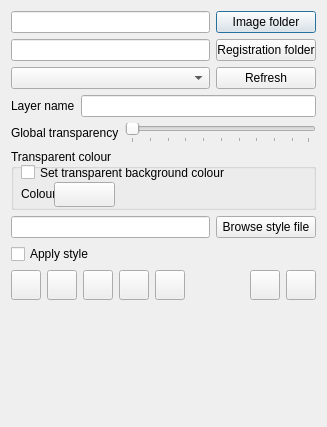
Before: the Qt Designer form ui_mapmashup.ui in FieldStudiesCouncil/QGIS-Biological-Recording-Tools, drawn with Qt 5.
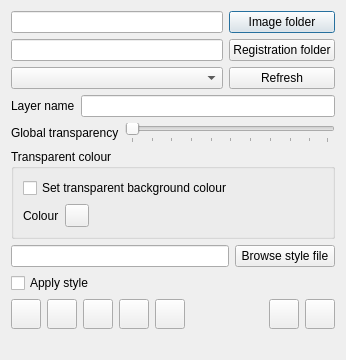
After: the same form once the commit is applied. Icons and pictures are not drawn. Custom widgets are drawn as their Qt base class.

Commit message: Updated resizing policy of a number of widgets on interfaces.

What changed in the file:
```diff
--- a/ui_mapmashup.ui
+++ b/ui_mapmashup.ui
@@ -6,8 +6,8 @@
    <rect>
     <x>0</x>
     <y>0</y>
-    <width>327</width>
-    <height>427</height>
+    <width>346</width>
+    <height>360</height>
    </rect>
   </property>
   <property name="windowTitle">
@@ -15,31 +15,31 @@
   </property>
   <layout class="QVBoxLayout" name="verticalLayout">
    <item>
-    <layout class="QHBoxLayout" name="hlImageFolder">
-     <item>
+    <layout class="QGridLayout" name="gridLayout">
+     <item row="0" column="0">
       <widget class="QLineEdit" name="leImageFolder">
        <property name="toolTip">
         <string>Path of folder for temp image files</string>
        </property>
       </widget>
      </item>
-     <item>
+     <item row="0" column="1">
       <widget class="QPushButton" name="butBrowseImg">
        <property name="sizePolicy">
-        <sizepolicy hsizetype="Fixed" vsizetype="Fixed">
+        <sizepolicy hsizetype="Minimum" vsizetype="Fixed">
          <horstretch>0</horstretch>
          <verstretch>0</verstretch>
         </sizepolicy>
        </property>
        <property name="minimumSize">
         <size>
-         <width>100</width>
+         <width>0</width>
          <height>0</height>
         </size>
        </property>
        <property name="maximumSize">
         <size>
-         <width>100</width>
+         <width>16777215</width>
          <height>16777215</height>
         </size>
        </property>
@@ -51,34 +51,30 @@
        </property>
       </widget>
      </item>
-    </layout>
-   </item>
-   <item>
-    <layout class="QHBoxLayout" name="horizontalLayout_2">
-     <item>
+     <item row="1" column="0">
       <widget class="QLineEdit" name="leRegistrationFolder">
        <property name="toolTip">
         <string>Folder where WLD files are kept</string>
        </property>
       </widget>
      </item>
-     <item>
+     <item row="1" column="1">
       <widget class="QPushButton" name="butBrowseReg">
        <property name="sizePolicy">
-        <sizepolicy hsizetype="MinimumExpanding" vsizetype="Fixed">
+        <sizepolicy hsizetype="Minimum" vsizetype="Fixed">
          <horstretch>0</horstretch>
          <verstretch>0</verstretch>
         </sizepolicy>
        </property>
        <property name="minimumSize">
         <size>
-         <width>100</width>
+         <width>0</width>
          <height>0</height>
         </size>
        </property>
        <property name="maximumSize">
         <size>
-         <width>100</width>
+         <width>16777215</width>
          <height>16777215</height>
         </size>
        </property>
@@ -90,11 +86,7 @@
        </property>
       </widget>
      </item>
-    </layout>
-   </item>
-   <item>
-    <layout class="QHBoxLayout" name="horizontalLayout_5">
-     <item>
+     <item row="2" column="0">
       <widget class="QComboBox" name="cboRegistrations">
        <property name="sizePolicy">
         <sizepolicy hsizetype="Expanding" vsizetype="Fixed">
@@ -107,23 +99,23 @@
        </property>
       </widget>
      </item>
-     <item>
+     <item row="2" column="1">
       <widget class="QPushButton" name="butRefresh">
        <property name="sizePolicy">
-        <sizepolicy hsizetype="MinimumExpanding" vsizetype="Fixed">
+        <sizepolicy hsizetype="Minimum" vsizetype="Fixed">
          <horstretch>0</horstretch>
          <verstretch>0</verstretch>
         </sizepolicy>
        </property>
        <property name="minimumSize">
         <size>
-         <width>100</width>
+         <width>0</width>
          <height>0</height>
         </size>
        </property>
        <property name="maximumSize">
         <size>
-         <width>100</width>
+         <width>16777215</width>
          <height>16777215</height>
         </size>
        </property>
@@ -193,53 +185,43 @@
      <property name="minimumSize">
       <size>
        <width>0</width>
-       <height>61</height>
+       <height>0</height>
       </size>
      </property>
      <property name="maximumSize">
       <size>
-       <width>3000</width>
-       <height>61</height>
+       <width>16777215</width>
+       <height>16777215</height>
       </size>
      </property>
      <property name="title">
       <string>Transparent colour</string>
      </property>
+     <layout class="QVBoxLayout" name="verticalLayout_2">
+      <item>
      <widget class="QCheckBox" name="cbTransparentColour">
-      <property name="geometry">
-       <rect>
-        <x>10</x>
-        <y>15</y>
-        <width>211</width>
-        <height>17</height>
-       </rect>
-      </property>
       <property name="text">
        <string>Set transparent background colour</string>
       </property>
      </widget>
+      </item>
+      <item>
+       <layout class="QHBoxLayout" name="horizontalLayout_2">
+        <item>
      <widget class="QLabel" name="label_3">
-      <property name="geometry">
-       <rect>
-        <x>10</x>
-        <y>35</y>
-        <width>56</width>
-        <height>20</height>
-       </rect>
+          <property name="sizePolicy">
+           <sizepolicy hsizetype="Maximum" vsizetype="Preferred">
+            <horstretch>0</horstretch>
+            <verstretch>0</verstretch>
+           </sizepolicy>
       </property>
       <property name="text">
        <string>Colour</string>
       </property>
      </widget>
+        </item>
+        <item>
      <widget class="QgsColorButton" name="mcbTransparentColour">
-      <property name="geometry">
-       <rect>
-        <x>43</x>
-        <y>33</y>
-        <width>61</width>
-        <height>25</height>
-       </rect>
-      </property>
       <property name="toolTip">
        <string>Use this button to select transparent colour</string>
       </property>
@@ -261,6 +243,36 @@
        </color>
       </property>
      </widget>
+        </item>
+        <item>
+         <spacer name="horizontalSpacer_2">
+          <property name="orientation">
+           <enum>Qt::Horizontal</enum>
+          </property>
+          <property name="sizeHint" stdset="0">
+           <size>
+            <width>40</width>
+            <height>20</height>
+           </size>
+          </property>
+         </spacer>
+        </item>
+       </layout>
+      </item>
+      <item>
+       <spacer name="verticalSpacer_2">
+        <property name="orientation">
+         <enum>Qt::Vertical</enum>
+        </property>
+        <property name="sizeHint" stdset="0">
+         <size>
+          <width>20</width>
+          <height>0</height>
+         </size>
+        </property>
+       </spacer>
+      </item>
+     </layout>
     </widget>
    </item>
    <item>
```
Left out of the diff: 16 changed lines with no effect on the pictures. Lines whose indentation alone changed are shown as unchanged. The commit also changes 6 other files.
